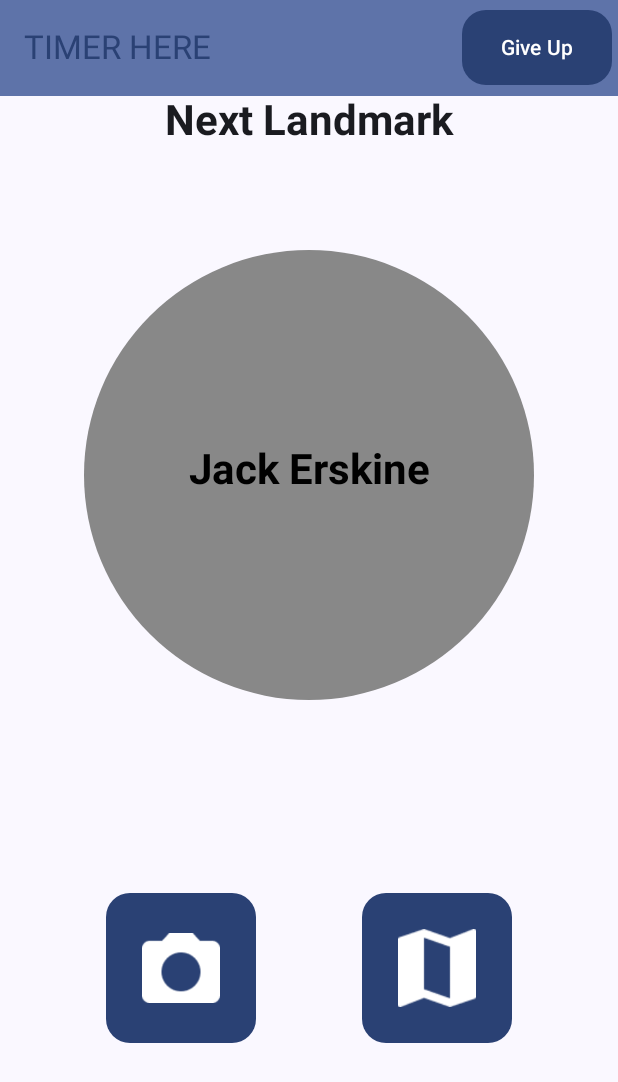
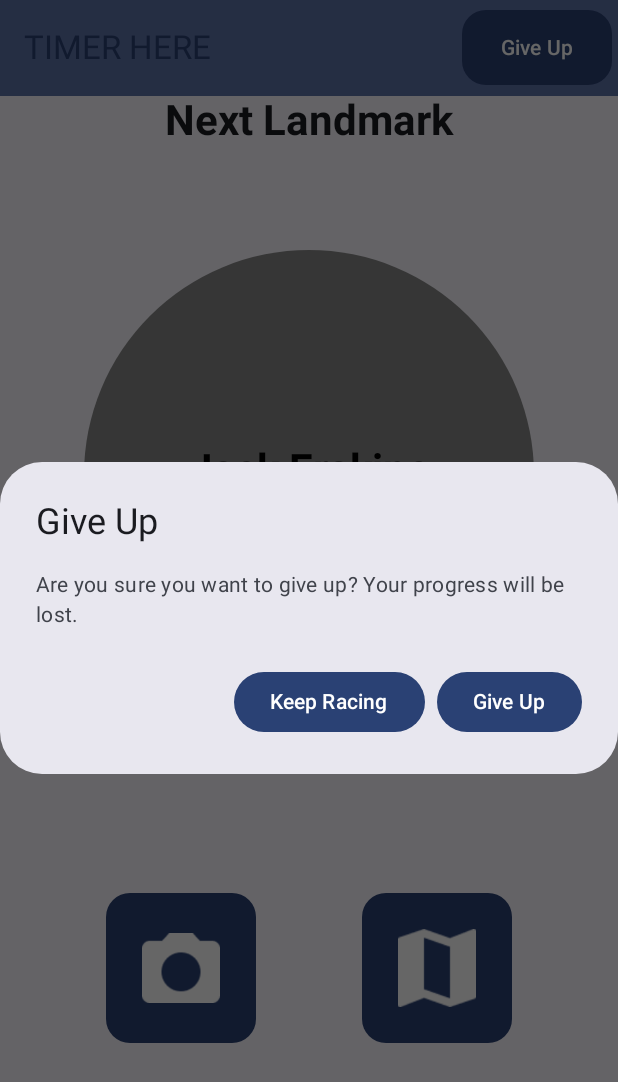
Before and after one commit to priscilla-if/UCanScan, an Android app built with Jetpack Compose: the RaceScreen screen opened through its navigation route, after a tap on "Give Up", on a phone screen of 412 x 824 dp. Shown: the top 1082 px of the screen. Run offline under Robolectric (Android 15) with nearby library versions, the phone set to English and light mode, and no system bars.

Commit message:
added modal, goes back to main menu if give up clicked but need to implement stopwatch now so I can reset it when give up is clicked

```diff
--- a/app/src/main/java/nz/ac/uclive/dsi61/ucanscan/screens/Race.kt
+++ b/app/src/main/java/nz/ac/uclive/dsi61/ucanscan/screens/Race.kt
@@ -24,11 +24,14 @@ import androidx.compose.foundation.shape.CircleShape
 import androidx.compose.material.icons.Icons
 import androidx.compose.material.icons.filled.ArrowBack
 import androidx.compose.material.icons.filled.Menu
+import androidx.compose.material3.AlertDialog
 import androidx.compose.material3.IconButton
 import androidx.compose.material3.MediumTopAppBar
 import androidx.compose.material3.Text
 import androidx.compose.material3.TopAppBar
 import androidx.compose.material3.TopAppBarDefaults
+import androidx.compose.runtime.mutableStateOf
+import androidx.compose.runtime.remember
 import androidx.compose.ui.graphics.Color
 import androidx.compose.ui.res.painterResource
 import androidx.compose.ui.res.stringResource
@@ -64,6 +67,7 @@ fun RaceScreen(context: Context,
          verticalArrangement = Arrangement.Center,
          horizontalAlignment = Alignment.CenterHorizontally
      ) {
+         val openDialog = remember { mutableStateOf(false)  }
 
          TopAppBar(
              colors = TopAppBarDefaults.smallTopAppBarColors(
@@ -80,14 +84,49 @@ fun RaceScreen(context: Context,
                          .size(width = 100.dp, height = 50.dp),
                      shape = RoundedCornerShape(16.dp),
                      onClick = {
-                         //TODO
+                         openDialog.value = true
                      },
                  ) {
                      Text(text = "Give Up")
                  }
 
+                 if (openDialog.value) {
 
-             },
+                     AlertDialog(
+                         onDismissRequest = {
+                             openDialog.value = false
+                         },
+                         title = {
+                             Text(text = "Give Up")
+                         },
+                         text = {
+                             Text("Are you sure you want to give up? Your progress will be lost.")
+                         },
+                         confirmButton = {
+                             Button(
+
+                                 onClick = {
+                                     openDialog.value = false
+                                     navController.navigate(Screens.MainMenu.route)
+                                     //TODO Reset stopwatch here
+                                 }) {
+                                 Text("Give Up")
+                             }
+                         },
+                         dismissButton = {
+                             Button(
+
+                                 onClick = {
+                                     openDialog.value = false
+                                 }) {
+                                 Text("Keep Racing")
+                             }
+                         })
+                 }
+
+
+
+                         },
          )
 
 
```
